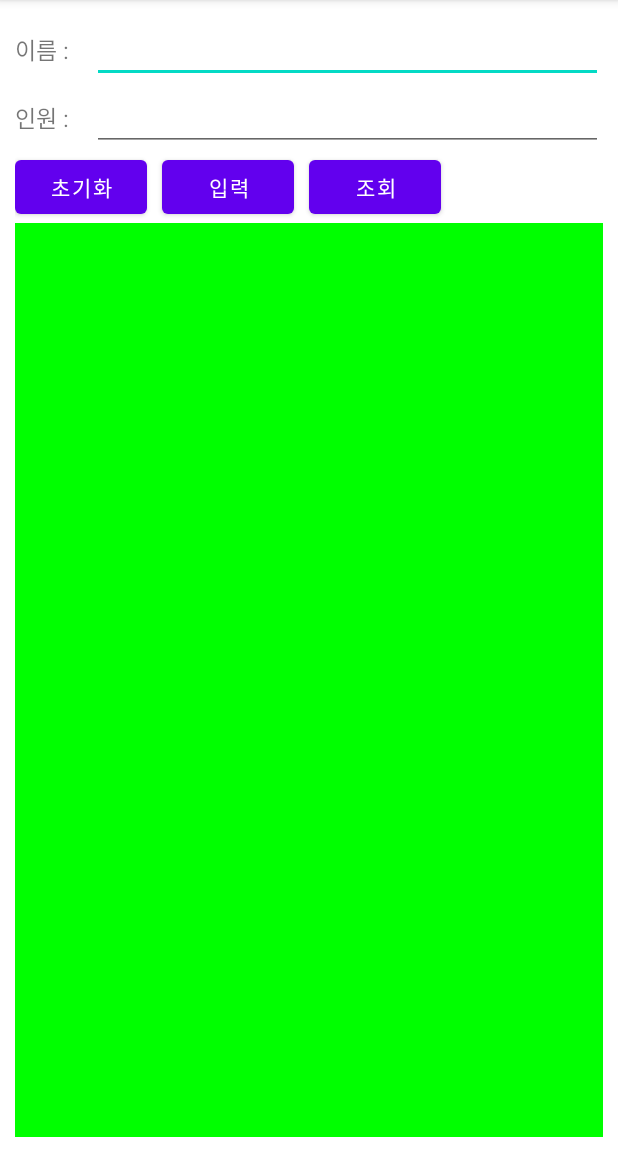
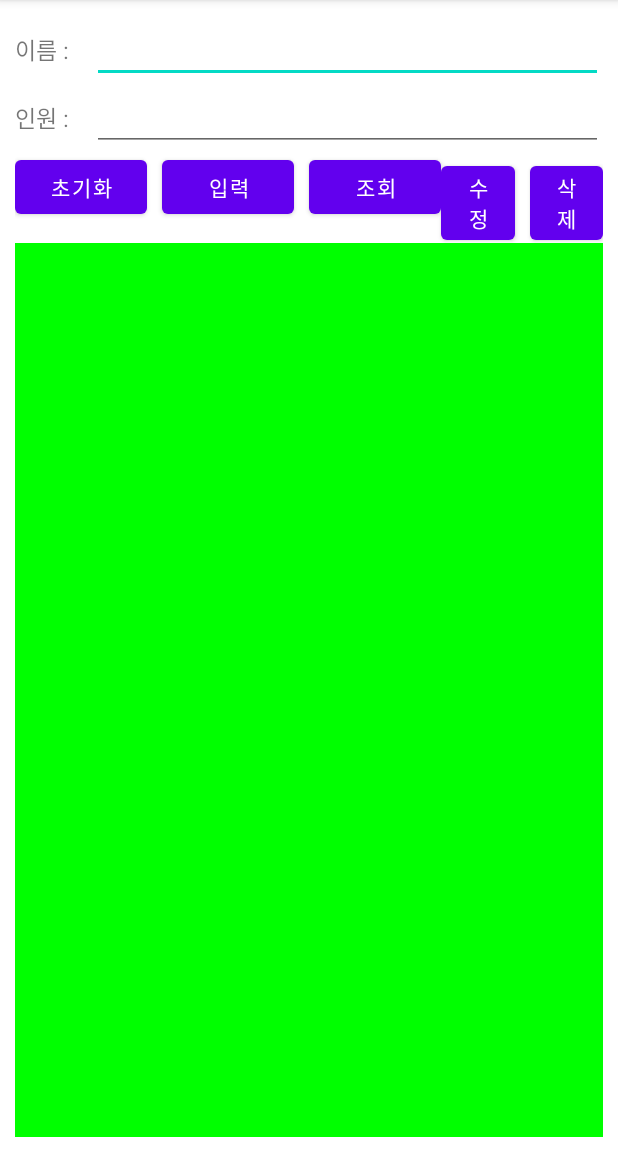
Before and after one commit to hyoging/Project12_2, an Android app: the screen it shows after launch (MainActivity), on a phone screen of 412 x 824 dp, the part 84-1236 px from its top. Run offline under Robolectric (Android 15) with nearby library versions, the phone set to English and light mode, and no system bars.

Commit message:
Edit MainActivity(update,delete) Commit

```diff
--- a/app/src/main/java/ks/hs/emirim/hyojin/project12_2/MainActivity.java
+++ b/app/src/main/java/ks/hs/emirim/hyojin/project12_2/MainActivity.java
@@ -14,22 +14,25 @@ import android.widget.Toast;
 
 public class MainActivity extends AppCompatActivity {
     MyDBHelper dbHelper;
-    EditText editName, editCount, editResult, editNameResult, editCountResult;
+    EditText editName, editCount, editNameResult, editCountResult;
     SQLiteDatabase db;
-
     @Override
     protected void onCreate(Bundle savedInstanceState) {
         super.onCreate(savedInstanceState);
         setContentView(R.layout.activity_main);
-
         editName = findViewById(R.id.edit_name);
         editCount = findViewById(R.id.edit_count);
-        editResult = findViewById(R.id.edit_count);
         editNameResult = findViewById(R.id.edit_name_result);
         editCountResult = findViewById(R.id.edit_count_result);
         Button btnInit = findViewById(R.id.btn_init);
         Button btnInput = findViewById(R.id.btn_input);
-        Button btnsearch = findViewById(R.id.btn_search);
+        Button btnUpdate = findViewById(R.id.btn_update);
+        Button btnDelete = findViewById(R.id.btn_delete);
+        Button btnSearch = findViewById(R.id.btn_search);
+
+        dbHelper = new MyDBHelper(this);
+
+
 
         dbHelper = new MyDBHelper(this);
         btnInit.setOnClickListener(new View.OnClickListener() {
@@ -49,7 +52,25 @@ public class MainActivity extends AppCompatActivity {
                 Toast.makeText(getApplicationContext(),"정상적으로 행이 삽입되었습니다.", Toast.LENGTH_SHORT).show();
             }
         });
-        btnsearch.setOnClickListener(new View.OnClickListener() {
+        btnUpdate.setOnClickListener(new View.OnClickListener() {
+            @Override
+            public void onClick(View v) {
+                db = dbHelper.getWritableDatabase();
+                db.execSQL("update groupTB set count = " + editCount.getText().toString() + " where name = '" + editName.getText().toString() + "';");
+                selectDB();
+                db.close();
+            }
+        });
+        btnDelete.setOnClickListener(new View.OnClickListener() {
+            @Override
+            public void onClick(View v) {
+                db = dbHelper.getWritableDatabase();
+                db.execSQL("delete from groupTB where name = '" + editName.getText().toString() + "';");
+                selectDB();
+                db.close();
+            }
+        });
+        btnSearch.setOnClickListener(new View.OnClickListener() {
             @Override
             public void onClick(View v) {
                 db = dbHelper.getReadableDatabase();
@@ -69,6 +90,22 @@ public class MainActivity extends AppCompatActivity {
             }
         });
     }
+
+    public void selectDB(){
+        db = dbHelper.getReadableDatabase();
+        Cursor cursor = db.rawQuery("select * from groupTB;", null);
+        String strName = "그룹 이름\r\n_________\r\n";
+        String strCount = "인원\r\n_________\r\n";
+        while(cursor.moveToNext()){
+            strName += cursor.getString(0) + "\r\n";
+            strCount += cursor.getInt(1) + "\r\n";
+        }
+        editNameResult.setText(strName);
+        editCountResult.setText(strCount);
+
+        cursor.close();
+        db.close();
+    }
     public class MyDBHelper extends SQLiteOpenHelper{
 
         public MyDBHelper(Context context){
@@ -76,12 +113,11 @@ public class MainActivity extends AppCompatActivity {
         }
         @Override
         public void onCreate(SQLiteDatabase db) {
-            db.execSQL("create table groupTB(name char(20) primary key, count integer);");
+            db.execSQL("CREATE TABLE groupTB (name CHAR(20) PRIMARY KEY, count INTEGER);");
         }
-
         @Override
         public void onUpgrade(SQLiteDatabase db, int oldVersion, int newVersion) {
-            db.execSQL("drop table if exists groupTB ");
+            db.execSQL("drop table if exists groupTB");
             onCreate(db);
         }
     }
--- a/app/src/main/res/layout/activity_main.xml
+++ b/app/src/main/res/layout/activity_main.xml
@@ -60,6 +60,19 @@
             android:layout_width="wrap_content"
             android:layout_height="wrap_content"
             android:text="@string/btn_search"/>
+        <Button
+            android:layout_weight="1"
+            android:id="@+id/btn_update"
+            android:layout_width="wrap_content"
+            android:layout_height="wrap_content"
+            android:layout_marginRight="10dp"
+            android:text="@string/btn_update"/>
+        <Button
+            android:layout_weight="1"
+            android:id="@+id/btn_delete"
+            android:layout_width="wrap_content"
+            android:layout_height="wrap_content"
+            android:text="@string/btn_delete"/>
     </LinearLayout>
     <LinearLayout
         android:orientation="horizontal"
--- a/app/src/main/res/values/strings.xml
+++ b/app/src/main/res/values/strings.xml
@@ -5,4 +5,6 @@
     <string name="btn_init">초기화</string>
     <string name="btn_input">입력</string>
     <string name="btn_search">조회</string>
+    <string name="btn_update">수정</string>
+    <string name="btn_delete">삭제</string>
 </resources>
```
